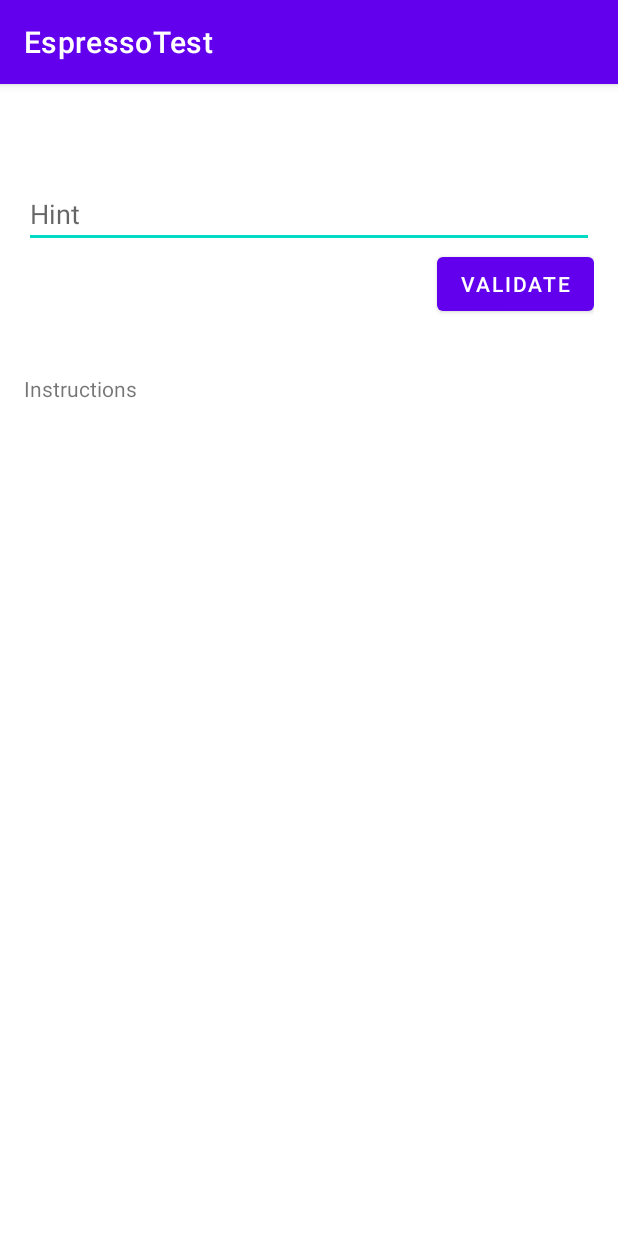
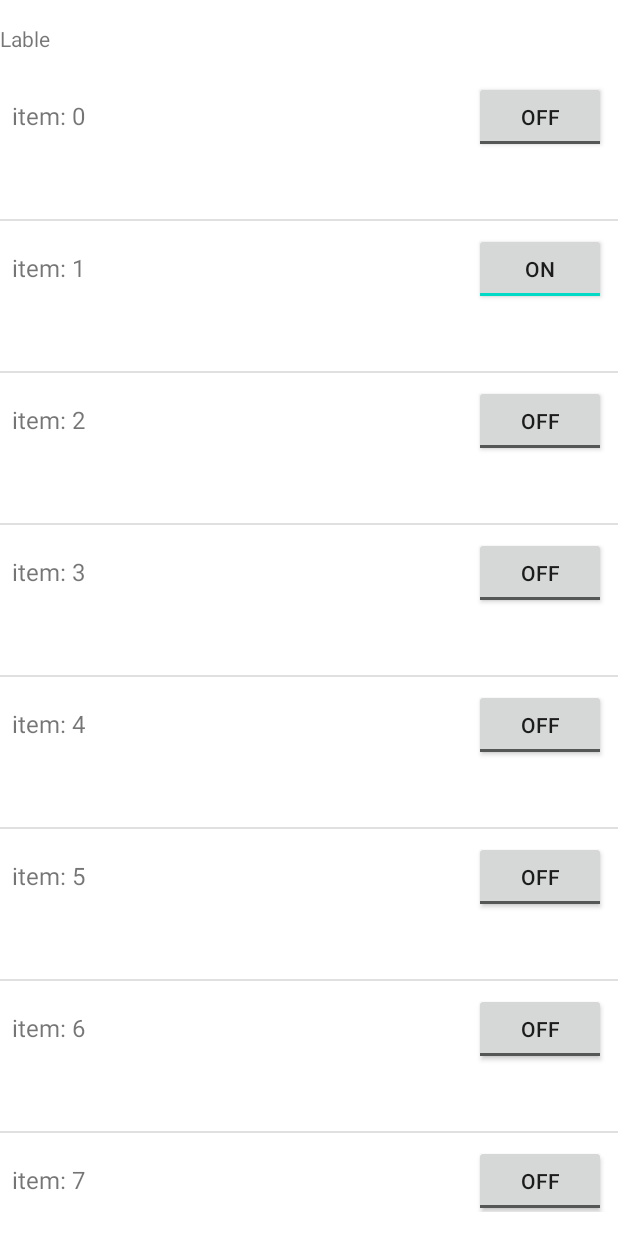
Before and after one commit to oldschoolroyale/espresso-test, an Android app: the screen it shows after launch (SecondMainActivity before the commit, LongListActivity after it), on a phone screen of 412 x 824 dp. Run offline under Robolectric (Android 15) with nearby library versions, the phone set to English and light mode, and no system bars.

Commit message:
Testing list item as well as Fragment scenarios.

```diff
--- /dev/null
+++ b/app/src/main/java/com/brm/espressotest/dataadaptersample/LongListActivity.java
@@ -0,0 +1,95 @@
+package com.brm.espressotest.dataadaptersample;
+
+
+import android.app.Activity;
+import android.os.Bundle;
+import androidx.annotation.VisibleForTesting;
+import android.view.LayoutInflater;
+import android.view.View;
+import android.view.ViewGroup;
+import android.widget.ListAdapter;
+import android.widget.ListView;
+import android.widget.SimpleAdapter;
+import android.widget.TextView;
+
+import com.brm.espressotest.R;
+import com.google.common.collect.Maps;
+
+import java.util.ArrayList;
+import java.util.List;
+import java.util.Map;
+
+/**
+ * An activity displaying a long list with a text view and a toggle button. The last clicked row is
+ * displayed at the top.
+ */
+public class LongListActivity extends Activity {
+
+    @VisibleForTesting
+    public static final String ROW_TEXT = "ROW_TEXT";
+
+    @VisibleForTesting
+    protected static final String ROW_ENABLED = "ROW_ENABLED";
+
+    @VisibleForTesting
+    protected static final int NUMBER_OF_ITEMS = 100;
+
+    @VisibleForTesting
+    protected static final String ITEM_TEXT_FORMAT = "item: %d";
+
+    private List<Map<String, Object>> data = new ArrayList<Map<String, Object>>();
+
+    private LayoutInflater layoutInflater;
+
+    @Override
+    public void onCreate(Bundle bundle) {
+        super.onCreate(bundle);
+        setContentView(R.layout.activity_long_list);
+        populateData();
+
+        ListView listView = (ListView) findViewById(R.id.list);
+        String[] from = new String[]{ROW_TEXT, ROW_ENABLED};
+        int[] to = new int[]{R.id.rowContentTextView, R.id.rowToggleButton};
+        layoutInflater = getLayoutInflater();
+
+        // Create the adapter for the list.
+        ListAdapter adapter = new LongListAdapter(from, to);
+
+        // Send the data to the list.
+        listView.setAdapter(adapter);
+    }
+
+    @VisibleForTesting
+    protected static Map<String, Object> makeItem(int forRow) {
+        Map<String, Object> dataRow = Maps.newHashMap();
+        dataRow.put(ROW_TEXT, String.format(ITEM_TEXT_FORMAT, forRow));
+        dataRow.put(ROW_ENABLED, forRow == 1);
+        return dataRow;
+    }
+
+    private void populateData() {
+        for (int i = 0; i < NUMBER_OF_ITEMS; i++) {
+            data.add(makeItem(i));
+        }
+    }
+
+    private class LongListAdapter extends SimpleAdapter {
+
+        public LongListAdapter(String[] from, int[] to) {
+            super(LongListActivity.this, LongListActivity.this.data, R.layout.long_list_item, from, to);
+        }
+
+        @Override
+        public View getView(final int position, View convertView, ViewGroup parent) {
+            // Inflate list items.
+            if (null == convertView) {
+                convertView = layoutInflater.inflate(R.layout.long_list_item, null);
+            }
+
+            convertView.setOnClickListener(v -> ((TextView) findViewById(R.id.selection_row_value)).setText(
+                    String.valueOf(position)));
+
+            return super.getView(position, convertView, parent);
+        }
+    }
+}
--- /dev/null
+++ b/app/src/main/res/layout/activity_long_list.xml
@@ -0,0 +1,32 @@
+<?xml version="1.0" encoding="utf-8"?>
+<LinearLayout xmlns:android="http://schemas.android.com/apk/res/android"
+    android:layout_width="match_parent"
+    android:layout_height="match_parent"
+    android:orientation="vertical"
+    android:paddingBottom="@dimen/activity_vertical_margin"
+    android:paddingTop="@dimen/activity_vertical_margin" >
+
+    <LinearLayout
+        android:layout_width="match_parent"
+        android:layout_height="@dimen/list_activity_click_header_height" >
+
+        <TextView
+            android:id="@+id/selection_row"
+            android:layout_width="wrap_content"
+            android:layout_height="wrap_content"
+            android:text="@string/row_label" />
+
+        <TextView
+            android:id="@+id/selection_row_value"
+            android:layout_width="wrap_content"
+            android:layout_height="wrap_content"
+            android:layout_marginLeft="@dimen/selection_row_value_margin"
+            android:layout_marginStart="@dimen/selection_row_value_margin" />
+    </LinearLayout>
+
+    <ListView
+        android:id="@+id/list"
+        android:layout_width="match_parent"
+        android:layout_height="wrap_content" />
+
+</LinearLayout>
--- /dev/null
+++ b/app/src/main/res/layout/long_list_item.xml
@@ -0,0 +1,39 @@
+<?xml version="1.0" encoding="utf-8"?>
+<!--
+  ~ Copyright (C) 2015 The Android Open Source Project
+  ~
+  ~ Licensed under the Apache License, Version 2.0 (the "License");
+  ~ you may not use this file except in compliance with the License.
+  ~ You may obtain a copy of the License at
+  ~
+  ~   http://www.apache.org/licenses/LICENSE-2.0
+  ~
+  ~ Unless required by applicable law or agreed to in writing, software
+  ~ distributed under the License is distributed on an "AS IS" BASIS,
+  ~ WITHOUT WARRANTIES OR CONDITIONS OF ANY KIND, either express or implied.
+  ~ See the License for the specific language governing permissions and
+  ~ limitations under the License.
+  -->
+
+<LinearLayout xmlns:android="http://schemas.android.com/apk/res/android"
+    android:id="@+id/item_wrapper"
+    android:layout_width="match_parent"
+    android:layout_height="wrap_content"
+    android:minHeight="@dimen/list_item_min_height"
+    android:padding="@dimen/list_item_padding"
+    android:orientation="horizontal">
+
+    <TextView
+        android:id="@+id/rowContentTextView"
+        android:layout_width="0dp"
+        android:layout_height="wrap_content"
+        android:textSize="16sp"
+        android:layout_weight="1"/>
+
+    <ToggleButton
+        android:id="@+id/rowToggleButton"
+        android:layout_width="wrap_content"
+        android:layout_height="wrap_content"
+        android:text=""/>
+
+</LinearLayout>
--- a/app/src/main/res/values/dimens.xml
+++ b/app/src/main/res/values/dimens.xml
@@ -3,4 +3,8 @@
     <dimen name="activity_horizontal_margin">16dp</dimen>
     <dimen name="header_margin">10dp</dimen>
     <dimen name="activity_vertical_margin">16dp</dimen>
+    <dimen name="list_activity_click_header_height">30dp</dimen>
+    <dimen name="selection_row_value_margin">10dp</dimen>
+    <dimen name="list_item_min_height">100dp</dimen>
+    <dimen name="list_item_padding">8dp</dimen>
 </resources>
--- a/app/src/main/res/values/strings.xml
+++ b/app/src/main/res/values/strings.xml
@@ -9,4 +9,6 @@
     <string name="instructions">Instructions</string>
     <string name="good_choice">Good choise</string>
     <string name="bad_choice">Bad choise</string>
+    <string name="row_label">Lable</string>
+    <string name="hello_fragment">I am fragment</string>
 </resources>
--- a/build.gradle
+++ b/build.gradle
@@ -12,11 +12,13 @@ task clean(type: Delete) {
 ext{
     buildToolsVersion = "32.0.0"
     androidxAnnotationVersion = "1.3.0"
+    robolectricVersion = "4.8.1"
     guavaVersion = "30.1.1-android"
+    extTruthVersion = "1.5.0-alpha07"
     coreVersion = "1.5.0-alpha01"
     extJUnitVersion = "1.1.4-alpha07"
     runnerVersion = "1.5.0-alpha04"
-    rulesVersion = "1.4.1-alpha07"
     espressoVersion = "3.5.0-alpha07"
-    robolectricVersion = "4.8.1"
+    androidxFragmentVersion = "1.4.1"
+    truthVersion = "1.1.3"
 }
```
Also changed, not shown: app/build.gradle (+23 -12 lines), app/src/main/AndroidManifest.xml (+10 -6 lines), app/src/main/java/com/brm/espressotest/samplefragment/SampleDialogFragment.kt (added, +22 -0 lines), app/src/main/java/com/brm/espressotest/samplefragment/SampleFragment.kt (added, +25 -0 lines), app/src/main/res/layout/fragment_sample.xml (added, +13 -0 lines), 3 other files.
